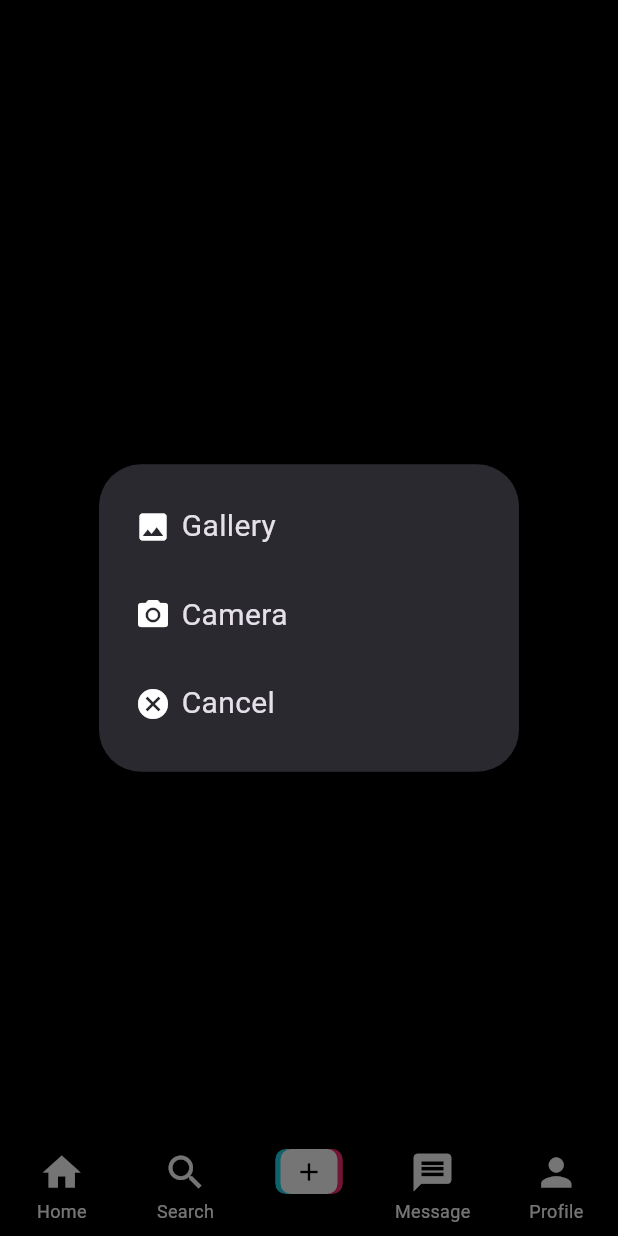
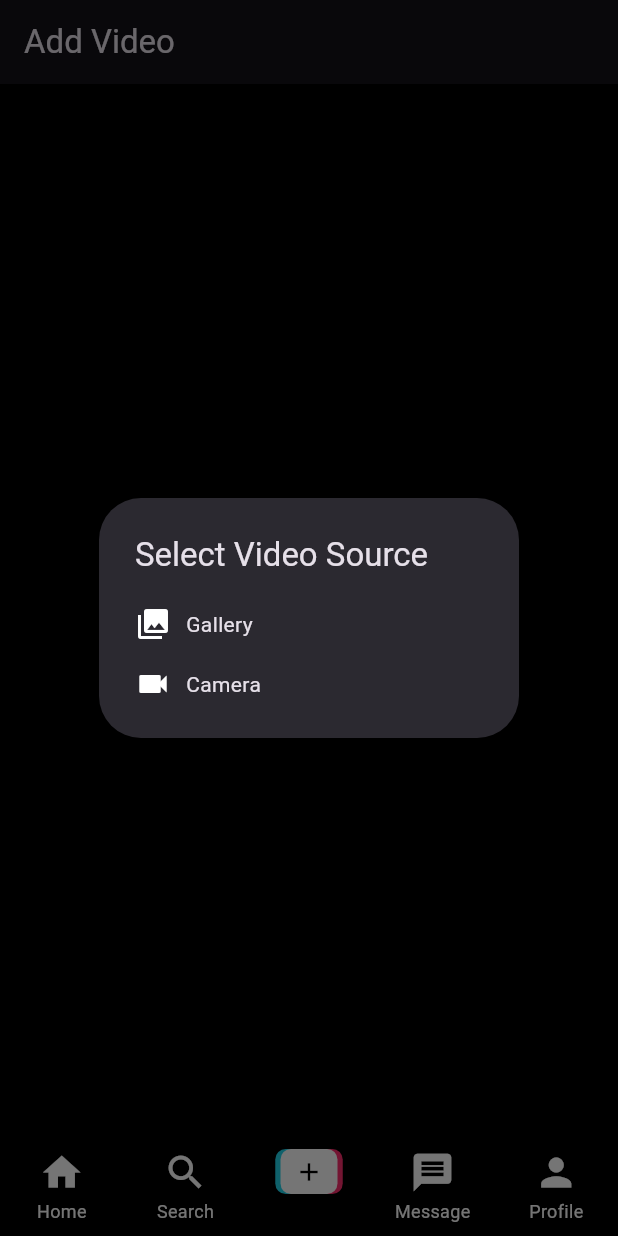
Before and after one commit to angelobaricante/cooktok, a Flutter app: the screen it shows once a user with an empty profile is signed in, item 3 of the bottom bar chosen, after a tap on "Add Video", on a phone screen of 412 x 824 dp. Run offline on Flutter 3.47's test engine with Material 3 defaults, Android fonts, the light colour scheme and no system bars; our stand-ins replace cached_network_image, cloud_firestore, firebase_auth, firebase_core, firebase_storage, get and 3 more; missing offline and left inert: video_compress; accounts and stored records are empty.

Commit message:
bugs: fix loading screen

```diff
--- a/lib/views/screens/add_video_screen.dart
+++ b/lib/views/screens/add_video_screen.dart
@@ -1,16 +1,30 @@
 import 'dart:io';
-
+import 'package:flutter/material.dart';
+import 'package:image_picker/image_picker.dart';
 import 'package:cooktok/constants.dart';
 import 'package:cooktok/views/screens/confirm_screen.dart';
-import 'package:flutter/material.dart';
-import 'package:image_picker/image_picker.dart';
 
-class AddVideoScreen extends StatelessWidget {
-  const AddVideoScreen({super.key});
+class AddVideoScreen extends StatefulWidget {
+  const AddVideoScreen({Key? key}) : super(key: key);
 
-  pickVideo(ImageSource src, BuildContext context) async {
-    final video = await ImagePicker().pickVideo(source: src);
+  @override
+  _AddVideoScreenState createState() => _AddVideoScreenState();
+}
+
+class _AddVideoScreenState extends State<AddVideoScreen> {
+  final ImagePicker _picker = ImagePicker();
+  bool _isLoading = false;
+
+  Future<void> _pickVideo(ImageSource source) async {
+    setState(() {
+      _isLoading = true;
+    });
+
+    try {
+      final XFile? video = await _picker.pickVideo(source: source);
       if (video != null) {
+        // Navigate to ConfirmScreen
+        if (mounted) {
           Navigator.of(context).push(
             MaterialPageRoute(
               builder: (context) => ConfirmScreen(
@@ -21,74 +35,78 @@ class AddVideoScreen extends StatelessWidget {
           );
         }
       }
+    } catch (e) {
+      // Handle any errors here
+      print('Error picking video: $e');
+      if (mounted) {
+        ScaffoldMessenger.of(context).showSnackBar(
+          const SnackBar(content: Text('Failed to pick video. Please try again.')),
+        );
+      }
+    } finally {
+      if (mounted) {
+        setState(() {
+          _isLoading = false;
+        });
+      }
+    }
+  }
 
-  showOptionsDialog(BuildContext context) {
-    return showDialog(
+  void _showOptionsDialog() {
+    showDialog(
       context: context,
-      builder: (context) => SimpleDialog(
-        children: [
+      builder: (BuildContext context) {
+        return SimpleDialog(
+          title: const Text('Select Video Source'),
+          children: <Widget>[
             SimpleDialogOption(
-            onPressed: () => pickVideo(ImageSource.gallery, context),
+              onPressed: () {
+                Navigator.pop(context);
+                _pickVideo(ImageSource.gallery);
+              },
               child: const Row(
                 children: [
-                Icon(Icons.image),
-                Padding(
-                  padding: EdgeInsets.all(7.0),
-                  child: Text(
-                    'Gallery',
-                    style: TextStyle(fontSize: 20),
-                  ),
-                ),
+                  Icon(Icons.photo_library),
+                  SizedBox(width: 10),
+                  Text('Gallery'),
                 ],
               ),
             ),
             SimpleDialogOption(
-            onPressed: () => pickVideo(ImageSource.camera, context),
+              onPressed: () {
+                Navigator.pop(context);
+                _pickVideo(ImageSource.camera);
+              },
               child: const Row(
                 children: [
-                Icon(Icons.camera_alt),
-                Padding(
-                  padding: EdgeInsets.all(7.0),
-                  child: Text(
-                    'Camera',
-                    style: TextStyle(fontSize: 20),
-                  ),
-                ),
-              ],
-            ),
-          ),
-          SimpleDialogOption(
-            onPressed: () => Navigator.of(context).pop(),
-            child: const Row(
-              children: [
-                Icon(Icons.cancel),
-                Padding(
-                  padding: EdgeInsets.all(7.0),
-                  child: Text(
-                    'Cancel',
-                    style: TextStyle(fontSize: 20),
-                  ),
-                ),
+                  Icon(Icons.videocam),
+                  SizedBox(width: 10),
+                  Text('Camera'),
                 ],
               ),
             ),
           ],
-      ),
+        );
+      },
     );
   }
 
   @override
   Widget build(BuildContext context) {
     return Scaffold(
+      appBar: AppBar(
+        title: const Text('Add Video'),
+      ),
       body: Center(
-        child: InkWell(
-          onTap: () => showOptionsDialog(context),
-          child: Container(
-            width: 190,
-            height: 50,
-            decoration: BoxDecoration(color: buttonColor),
-            child: const Center(
-              child: Text(
+        child: _isLoading
+            ? const CircularProgressIndicator()
+            : ElevatedButton(
+                onPressed: _showOptionsDialog,
+                style: ElevatedButton.styleFrom(
+                  backgroundColor: buttonColor,
+                  padding: const EdgeInsets.symmetric(horizontal: 50, vertical: 15),
+                ),
+                child: const Text(
                   'Add Video',
                   style: TextStyle(
                     fontSize: 20,
@@ -98,8 +116,6 @@ class AddVideoScreen extends StatelessWidget {
                 ),
               ),
       ),
-        ),
-      ),
     );
   }
 }
```
Also changed, not shown: lib/views/screens/confirm_screen.dart (+114 -15 lines). Lines whose indentation alone changed are shown as unchanged.
